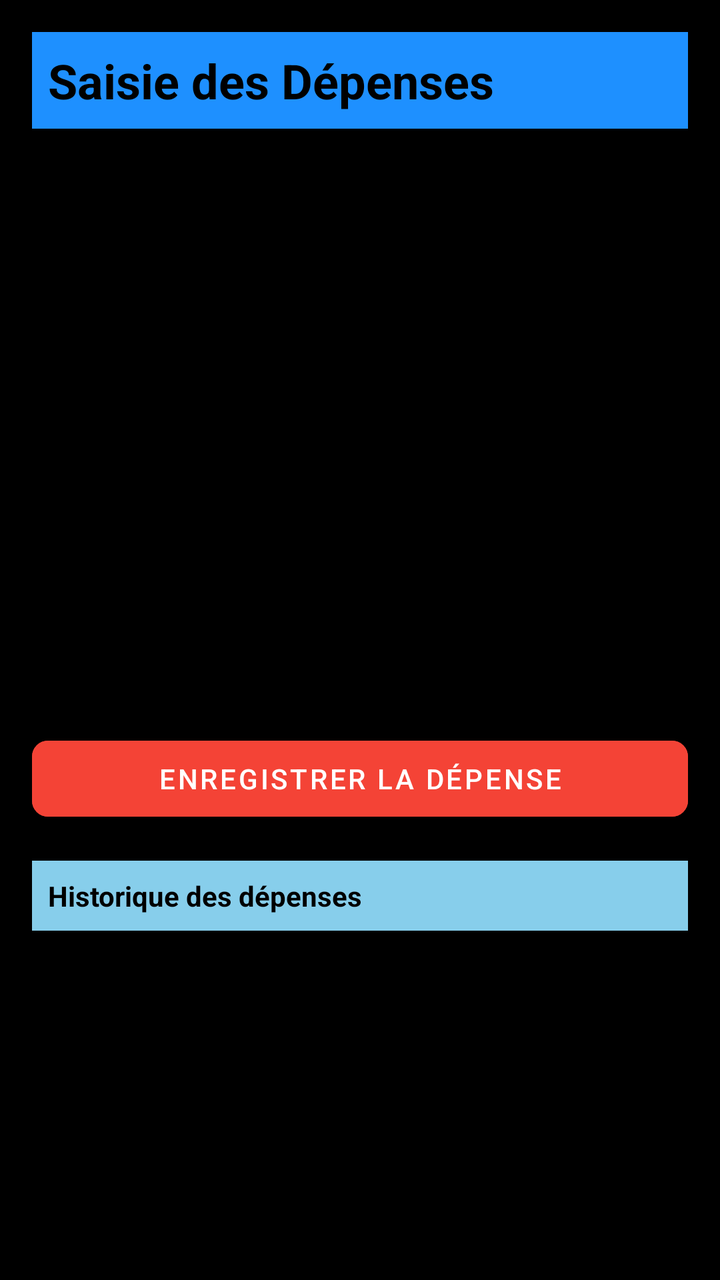
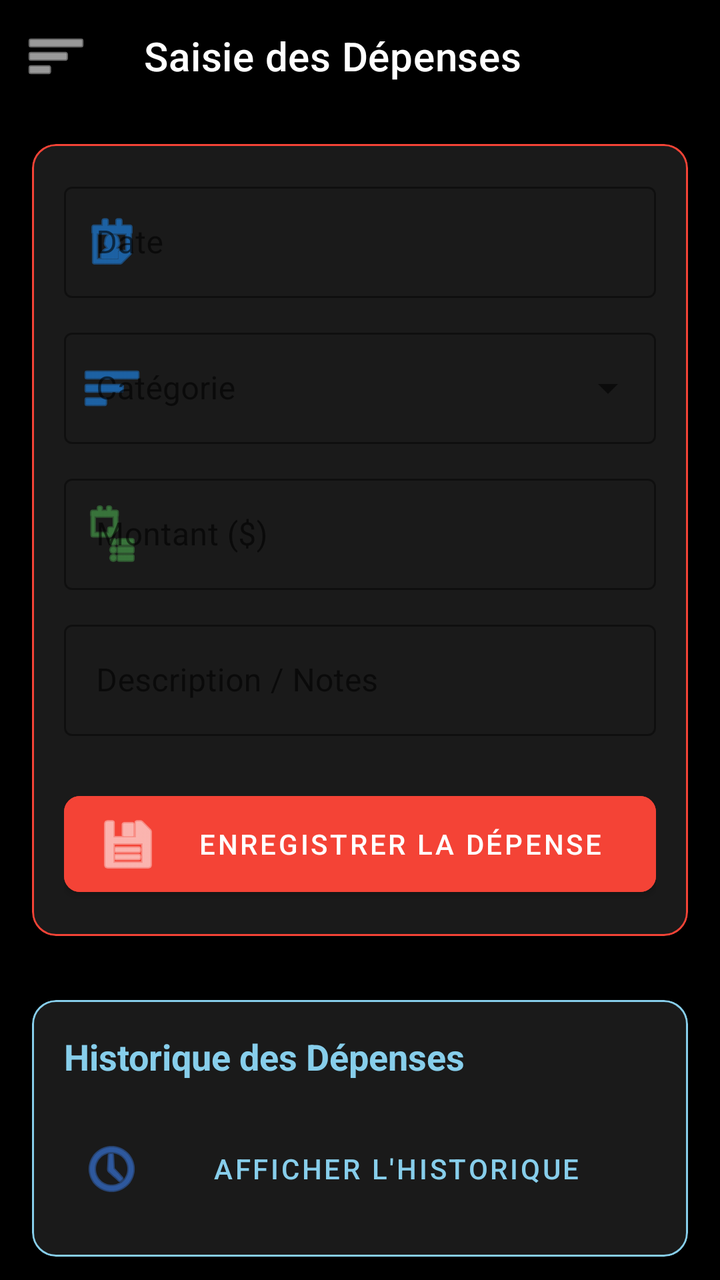

The first picture is an Android layout as it rendered before a commit; the second is the same layout after the commit. The layout source and the unified diff follow.
<!-- AndroidManifest.xml: application theme Theme.Poulailler_copilot -->
<!-- res/layout/activity_expenses.xml -->
<?xml version="1.0" encoding="utf-8"?>
<LinearLayout xmlns:android="http://schemas.android.com/apk/res/android"
    xmlns:app="http://schemas.android.com/apk/res-auto"
    android:layout_width="match_parent"
    android:layout_height="match_parent"
    android:orientation="vertical"
    android:padding="16dp">

    <TextView
        android:layout_width="match_parent"
        android:layout_height="wrap_content"
        android:text="Saisie des Dépenses"
        android:textSize="24sp"
        android:textStyle="bold"
        android:textColor="#000000"
        android:background="#1E90FF"
        android:padding="8dp"
        android:layout_marginBottom="16dp"/>

    <com.google.android.material.textfield.TextInputLayout
        android:id="@+id/tilDate"
        android:layout_width="match_parent"
        android:layout_height="wrap_content"
        android:hint="Date"
        style="@style/Widget.MaterialComponents.TextInputLayout.OutlinedBox"
        android:layout_marginBottom="8dp">
        <com.google.android.material.textfield.TextInputEditText
            android:id="@+id/etExpenseDate"
            android:layout_width="match_parent"
            android:layout_height="wrap_content"
            android:focusable="false"
            android:clickable="true" />
    </com.google.android.material.textfield.TextInputLayout>

    <com.google.android.material.textfield.TextInputLayout
        android:layout_width="match_parent"
        android:layout_height="wrap_content"
        android:hint="Catégorie"
        style="@style/Widget.MaterialComponents.TextInputLayout.OutlinedBox.ExposedDropdownMenu"
        android:layout_marginBottom="8dp">
        <AutoCompleteTextView
            android:id="@+id/autoCompleteCategory"
            android:layout_width="match_parent"
            android:layout_height="wrap_content"
            android:inputType="none" />
    </com.google.android.material.textfield.TextInputLayout>

    <com.google.android.material.textfield.TextInputLayout
        android:id="@+id/tilQuantityKg"
        android:layout_width="match_parent"
        android:layout_height="wrap_content"
        android:hint="Quantité (kg)"
        style="@style/Widget.MaterialComponents.TextInputLayout.OutlinedBox"
        android:layout_marginBottom="8dp"
        android:visibility="gone">
        <com.google.android.material.textfield.TextInputEditText
            android:id="@+id/etQuantityKg"
            android:layout_width="match_parent"
            android:layout_height="wrap_content"
            android:inputType="numberDecimal" />
    </com.google.android.material.textfield.TextInputLayout>

    <com.google.android.material.textfield.TextInputLayout
        android:layout_width="match_parent"
        android:layout_height="wrap_content"
        android:hint="Montant ($)"
        style="@style/Widget.MaterialComponents.TextInputLayout.OutlinedBox"
        android:layout_marginBottom="8dp">
        <com.google.android.material.textfield.TextInputEditText
            android:id="@+id/etAmount"
            android:layout_width="match_parent"
            android:layout_height="wrap_content"
            android:inputType="numberDecimal" />
    </com.google.android.material.textfield.TextInputLayout>

    <com.google.android.material.textfield.TextInputLayout
        android:layout_width="match_parent"
        android:layout_height="wrap_content"
        android:hint="Description / Notes"
        style="@style/Widget.MaterialComponents.TextInputLayout.OutlinedBox"
        android:layout_marginBottom="16dp">
        <com.google.android.material.textfield.TextInputEditText
            android:id="@+id/etDescription"
            android:layout_width="match_parent"
            android:layout_height="wrap_content"
            android:inputType="textLongMessage" />
    </com.google.android.material.textfield.TextInputLayout>

    <com.google.android.material.button.MaterialButton
        android:id="@+id/btnSaveExpense"
        android:layout_width="match_parent"
        android:layout_height="50dp"
        android:text="ENREGISTRER LA DÉPENSE"
        android:backgroundTint="#F44336"
        app:cornerRadius="8dp" />

    <TextView
        android:layout_width="match_parent"
        android:layout_height="wrap_content"
        android:text="Historique des dépenses"
        android:textStyle="bold"
        android:background="#87CEEB"
        android:textColor="#000000"
        android:padding="8dp"
        android:layout_marginTop="16dp"
        android:layout_marginBottom="4dp"/>

    <ListView
        android:id="@+id/lvExpenses"
        android:layout_width="match_parent"
        android:layout_height="0dp"
        android:layout_weight="1" />

</LinearLayout>
<!-- resources referenced by this layout -->
<resources>
  <style name="Theme.Poulailler_copilot" parent="Theme.MaterialComponents.DayNight.NoActionBar">
          
          <item name="colorPrimary">@color/purple_500</item>
          <item name="colorPrimaryVariant">@color/purple_700</item>
          <item name="colorOnPrimary">@color/white</item>
          
          <item name="colorSecondary">@color/teal_200</item>
          <item name="colorSecondaryVariant">@color/teal_700</item>
          <item name="colorOnSecondary">@color/black</item>
  
          
          <item name="android:windowBackground">@color/black</item>
  
          
          <item name="android:statusBarColor">?attr/colorPrimaryVariant</item>
      </style>
  <color name="purple_500">#FF6200EE</color>
  <color name="purple_700">#FF3700B3</color>
  <color name="white">#FFFFFFFF</color>
  <color name="teal_200">#FF03DAC5</color>
  <color name="teal_700">#FF018786</color>
  <color name="black">#FF000000</color>
</resources>

<!-- the commit's change to res/layout/activity_expenses.xml (unified diff, before → after) -->
@@ -1,114 +1,244 @@
+<?xml version="1.0" encoding="utf-8"?>
+<androidx.drawerlayout.widget.DrawerLayout xmlns:android="http://schemas.android.com/apk/res/android"
+    xmlns:app="http://schemas.android.com/apk/res-auto"
+    android:id="@+id/drawerLayout"
+    android:layout_width="match_parent"
+    android:layout_height="match_parent"
+    android:background="@color/black">
+
+    <androidx.coordinatorlayout.widget.CoordinatorLayout
+        android:layout_width="match_parent"
+        android:layout_height="match_parent">
+
+        <com.google.android.material.appbar.AppBarLayout
+            android:layout_width="match_parent"
+            android:layout_height="wrap_content"
+            android:background="@color/black">
+            <com.google.android.material.appbar.MaterialToolbar
+                android:id="@+id/toolbar"
+                android:layout_width="match_parent"
+                android:layout_height="?attr/actionBarSize"
+                app:title="Saisie des Dépenses"
+                app:titleTextColor="@color/white"
+                app:navigationIcon="@android:drawable/ic_menu_sort_by_size"
+                app:navigationIconTint="@color/white" />
+        </com.google.android.material.appbar.AppBarLayout>
+
+        <ScrollView
+            android:layout_width="match_parent"
+            android:layout_height="match_parent"
+            app:layout_behavior="@string/appbar_scrolling_view_behavior">
+
+            <LinearLayout
+                android:layout_width="match_parent"
+                android:layout_height="wrap_content"
+                android:orientation="vertical"
+                android:padding="16dp">
+
+                <com.google.android.material.card.MaterialCardView
+                    android:layout_width="match_parent"
+                    android:layout_height="wrap_content"
+                    app:cardBackgroundColor="#1A1A1A"
+                    app:cardCornerRadius="12dp"
+                    app:strokeColor="#F44336"
+                    app:strokeWidth="1dp">
+
+                    <LinearLayout
+                        android:layout_width="match_parent"
+                        android:layout_height="wrap_content"
+                        android:orientation="vertical"
+                        android:padding="16dp">
+
+                        <com.google.android.material.textfield.TextInputLayout
+                            android:id="@+id/tilDate"
+                            android:layout_width="match_parent"
+                            android:layout_height="wrap_content"
+                            android:hint="Date"
+                            style="@style/Widget.MaterialComponents.TextInputLayout.OutlinedBox"
+                            android:layout_marginBottom="12dp"
+                            app:hintTextColor="#B0B0B0"
+                            app:boxStrokeColor="#1E90FF"
+                            app:startIconDrawable="@android:drawable/ic_menu_my_calendar"
+                            app:startIconTint="#1E90FF">
+                            <com.google.android.material.textfield.TextInputEditText
+                                android:id="@+id/etExpenseDate"
+                                android:layout_width="match_parent"
+                                android:layout_height="wrap_content"
+                                android:focusable="false"
+                                android:clickable="true"
+                                android:textColor="@color/white" />
+                        </com.google.android.material.textfield.TextInputLayout>
+
+                        <com.google.android.material.textfield.TextInputLayout
+                            android:layout_width="match_parent"
+                            android:layout_height="wrap_content"
+                            android:hint="Catégorie"
+                            style="@style/Widget.MaterialComponents.TextInputLayout.OutlinedBox.ExposedDropdownMenu"
+                            android:layout_marginBottom="12dp"
+                            app:hintTextColor="#B0B0B0"
+                            app:boxStrokeColor="#1E90FF"
+                            app:startIconDrawable="@android:drawable/ic_menu_sort_by_size"
+                            app:startIconTint="#1E90FF">
+                            <AutoCompleteTextView
+                                android:id="@+id/autoCompleteCategory"
+                                android:layout_width="match_parent"
+                                android:layout_height="wrap_content"
+                                android:inputType="none"
+                                android:textColor="@color/white" />
+                        </com.google.android.material.textfield.TextInputLayout>
+
+                        <com.google.android.material.textfield.TextInputLayout
+                            android:id="@+id/tilQuantityKg"
+                            android:layout_width="match_parent"
+                            android:layout_height="wrap_content"
+                            android:hint="Quantité (kg)"
+                            style="@style/Widget.MaterialComponents.TextInputLayout.OutlinedBox"
+                            android:layout_marginBottom="12dp"
+                            android:visibility="gone"
+                            app:hintTextColor="#B0B0B0"
+                            app:boxStrokeColor="#1E90FF">
+                            <com.google.android.material.textfield.TextInputEditText
+                                android:id="@+id/etQuantityKg"
+                                android:layout_width="match_parent"
+                                android:layout_height="wrap_content"
+                                android:inputType="numberDecimal"
+                                android:textColor="@color/white" />
+                        </com.google.android.material.textfield.TextInputLayout>
+
+                        <com.google.android.material.textfield.TextInputLayout
+                            android:id="@+id/tilAmount"
+                            android:layout_width="match_parent"
+                            android:layout_height="wrap_content"
+                            android:hint="Montant ($)"
+                            style="@style/Widget.MaterialComponents.TextInputLayout.OutlinedBox"
+                            android:layout_marginBottom="12dp"
+                            app:hintTextColor="#B0B0B0"
+                            app:boxStrokeColor="#1E90FF"
+                            app:startIconDrawable="@android:drawable/ic_menu_agenda"
+                            app:startIconTint="#4CAF50">
+                            <com.google.android.material.textfield.TextInputEditText
+                                android:id="@+id/etAmount"
+                                android:layout_width="match_parent"
+                                android:layout_height="wrap_content"
+                                android:inputType="numberDecimal"
+                                android:textColor="@color/white" />
+                        </com.google.android.material.textfield.TextInputLayout>
+
+                        <com.google.android.material.textfield.TextInputLayout
+                            android:layout_width="match_parent"
+                            android:layout_height="wrap_content"
+                            android:hint="Description / Notes"
+                            style="@style/Widget.MaterialComponents.TextInputLayout.OutlinedBox"
+                            android:layout_marginBottom="24dp"
+                            app:hintTextColor="#B0B0B0"
+                            app:boxStrokeColor="#1E90FF">
+                            <com.google.android.material.textfield.TextInputEditText
+                                android:id="@+id/etDescription"
+                                android:layout_width="match_parent"
+                                android:layout_height="wrap_content"
+                                android:inputType="textLongMessage"
+                                android:textColor="@color/white" />
+                        </com.google.android.material.textfield.TextInputLayout>
+
+                        <com.google.android.material.button.MaterialButton
+                            android:id="@+id/btnSaveExpense"
+                            android:layout_width="match_parent"
+                            android:layout_height="60dp"
+                            android:text="ENREGISTRER LA DÉPENSE"
+                            android:backgroundTint="#F44336"
+                            app:cornerRadius="8dp"
+                            app:icon="@android:drawable/ic_menu_save" />
+                    </LinearLayout>
+                </com.google.android.material.card.MaterialCardView>
+
+                
+                <com.google.android.material.card.MaterialCardView
+                    android:layout_width="match_parent"
+                    android:layout_height="wrap_content"
+                    android:layout_marginTop="32dp"
+                    app:cardBackgroundColor="#1A1A1A"
+                    app:cardCornerRadius="12dp"
+                    app:strokeColor="#87CEEB"
+                    app:strokeWidth="1dp">
+
+                    <LinearLayout
+                        android:layout_width="match_parent"
+                        android:layout_height="wrap_content"
+                        android:orientation="vertical"
+                        android:padding="16dp">
+
+                        <TextView
+                            android:layout_width="match_parent"
+                            android:layout_height="wrap_content"
+                            android:text="Historique des Dépenses"
+                            android:textSize="18sp"
+                            android:textStyle="bold"
+                            android:textColor="#87CEEB"
+                            android:layout_marginBottom="16dp"/>
+
+                        <com.google.android.material.button.MaterialButton
+                            android:id="@+id/btnViewExpenseHistory"
+                            android:layout_width="match_parent"
+                            android:layout_height="56dp"
+                            android:text="AFFICHER L'HISTORIQUE"
+                            app:cornerRadius="8dp"
+                            app:icon="@android:drawable/ic_menu_recent_history"
+                            style="@style/Widget.MaterialComponents.Button.TextButton"
+                            android:textColor="#87CEEB"/>
+                    </LinearLayout>
+                </com.google.android.material.card.MaterialCardView>
+
+                
+                <ListView android:id="@+id/lvExpenses" android:layout_width="0dp" android:layout_height="0dp" android:visibility="gone"/>
+
+            </LinearLayout>
+        </ScrollView>
+    </androidx.coordinatorlayout.widget.CoordinatorLayout>
+
+    <com.google.android.material.navigation.NavigationView
+        android:id="@+id/navigationView"
+        android:layout_width="wrap_content"
+        android:layout_height="match_parent"
+        android:layout_gravity="start"
+        app:headerLayout="@layout/nav_header"
+        app:itemIconTint="@color/accent_blue"
+        app:itemTextColor="@color/white"
+        app:menu="@menu/drawer_menu" />
+
+</androidx.drawerlayout.widget.DrawerLayout>
+<!-- res/layout/nav_header.xml (included above) -->
 <?xml version="1.0" encoding="utf-8"?>
 <LinearLayout xmlns:android="http://schemas.android.com/apk/res/android"
-    xmlns:app="http://schemas.android.com/apk/res-auto"
     android:layout_width="match_parent"
-    android:layout_height="match_parent"
+    android:layout_height="180dp"
+    android:background="#FFB300"
+    android:gravity="bottom"
     android:orientation="vertical"
-    android:padding="16dp">
+    android:padding="16dp"
+    android:theme="@style/ThemeOverlay.AppCompat.Dark">
+
+    <ImageView
+        android:layout_width="64dp"
+        android:layout_height="64dp"
+        android:src="@drawable/poule_pondeuse"
+        android:scaleType="centerCrop"
+        android:contentDescription="Photo de profil" />
 
     <TextView
+        android:id="@+id/tvUsername"
         android:layout_width="match_parent"
         android:layout_height="wrap_content"
-        android:text="Saisie des Dépenses"
-        android:textSize="24sp"
-        android:textStyle="bold"
-        android:textColor="#000000"
-        android:background="#1E90FF"
-        android:padding="8dp"
-        android:layout_marginBottom="16dp"/>
-
-    <com.google.android.material.textfield.TextInputLayout
-        android:id="@+id/tilDate"
-        android:layout_width="match_parent"
+        android:paddingTop="8dp"
+        android:text="Chargement..."
+        android:textAppearance="@style/TextAppearance.AppCompat.Body1"
+        android:textSize="18sp"
+        android:textStyle="bold" />
+
+    <TextView
+        android:id="@+id/tvUserRole"
+        android:layout_width="wrap_content"
         android:layout_height="wrap_content"
-        android:hint="Date"
-        style="@style/Widget.MaterialComponents.TextInputLayout.OutlinedBox"
-        android:layout_marginBottom="8dp">
-        <com.google.android.material.textfield.TextInputEditText
-            android:id="@+id/etExpenseDate"
-            android:layout_width="match_parent"
-            android:layout_height="wrap_content"
-            android:focusable="false"
-            android:clickable="true" />
-    </com.google.android.material.textfield.TextInputLayout>
-
-    <com.google.android.material.textfield.TextInputLayout
-        android:layout_width="match_parent"
-        android:layout_height="wrap_content"
-        android:hint="Catégorie"
-        style="@style/Widget.MaterialComponents.TextInputLayout.OutlinedBox.ExposedDropdownMenu"
-        android:layout_marginBottom="8dp">
-        <AutoCompleteTextView
-            android:id="@+id/autoCompleteCategory"
-            android:layout_width="match_parent"
-            android:layout_height="wrap_content"
-            android:inputType="none" />
-    </com.google.android.material.textfield.TextInputLayout>
-
-    <com.google.android.material.textfield.TextInputLayout
-        android:id="@+id/tilQuantityKg"
-        android:layout_width="match_parent"
-        android:layout_height="wrap_content"
-        android:hint="Quantité (kg)"
-        style="@style/Widget.MaterialComponents.TextInputLayout.OutlinedBox"
-        android:layout_marginBottom="8dp"
-        android:visibility="gone">
-        <com.google.android.material.textfield.TextInputEditText
-            android:id="@+id/etQuantityKg"
-            android:layout_width="match_parent"
-            android:layout_height="wrap_content"
-            android:inputType="numberDecimal" />
-    </com.google.android.material.textfield.TextInputLayout>
-
-    <com.google.android.material.textfield.TextInputLayout
-        android:layout_width="match_parent"
-        android:layout_height="wrap_content"
-        android:hint="Montant ($)"
-        style="@style/Widget.MaterialComponents.TextInputLayout.OutlinedBox"
-        android:layout_marginBottom="8dp">
-        <com.google.android.material.textfield.TextInputEditText
-            android:id="@+id/etAmount"
-            android:layout_width="match_parent"
-            android:layout_height="wrap_content"
-            android:inputType="numberDecimal" />
-    </com.google.android.material.textfield.TextInputLayout>
-
-    <com.google.android.material.textfield.TextInputLayout
-        android:layout_width="match_parent"
-        android:layout_height="wrap_content"
-        android:hint="Description / Notes"
-        style="@style/Widget.MaterialComponents.TextInputLayout.OutlinedBox"
-        android:layout_marginBottom="16dp">
-        <com.google.android.material.textfield.TextInputEditText
-            android:id="@+id/etDescription"
-            android:layout_width="match_parent"
-            android:layout_height="wrap_content"
-            android:inputType="textLongMessage" />
-    </com.google.android.material.textfield.TextInputLayout>
-
-    <com.google.android.material.button.MaterialButton
-        android:id="@+id/btnSaveExpense"
-        android:layout_width="match_parent"
-        android:layout_height="50dp"
-        android:text="ENREGISTRER LA DÉPENSE"
-        android:backgroundTint="#F44336"
-        app:cornerRadius="8dp" />
-
-    <TextView
-        android:layout_width="match_parent"
-        android:layout_height="wrap_content"
-        android:text="Historique des dépenses"
-        android:textStyle="bold"
-        android:background="#87CEEB"
-        android:textColor="#000000"
-        android:padding="8dp"
-        android:layout_marginTop="16dp"
-        android:layout_marginBottom="4dp"/>
-
-    <ListView
-        android:id="@+id/lvExpenses"
-        android:layout_width="match_parent"
-        android:layout_height="0dp"
-        android:layout_weight="1" />
-
+        android:text="Rôle"
+        android:alpha="0.8"
+        android:textSize="14sp" />
 </LinearLayout>
<!-- resource entries referenced after the edit -->
@@ -1,26 +1,46 @@
 <!-- resources referenced by this layout -->
 <resources>
+  <color name="accent_blue">#60A5FA</color>
   <style name="Theme.Poulailler_copilot" parent="Theme.MaterialComponents.DayNight.NoActionBar">
           
-          <item name="colorPrimary">@color/purple_500</item>
-          <item name="colorPrimaryVariant">@color/purple_700</item>
+          <item name="colorPrimary">@color/primary</item>
+          <item name="colorPrimaryVariant">@color/primary_variant</item>
           <item name="colorOnPrimary">@color/white</item>
-          
-          <item name="colorSecondary">@color/teal_200</item>
-          <item name="colorSecondaryVariant">@color/teal_700</item>
-          <item name="colorOnSecondary">@color/black</item>
   
           
-          <item name="android:windowBackground">@color/black</item>
+          <item name="colorSecondary">@color/secondary</item>
+          <item name="colorSecondaryVariant">@color/secondary_variant</item>
+          <item name="colorOnSecondary">@color/white</item>
+  
+          
+          <item name="android:windowBackground">@color/background</item>
+          <item name="backgroundColor">@color/background</item>
   
           
           <item name="android:statusBarColor">?attr/colorPrimaryVariant</item>
+  
+          
+          <item name="materialCardViewStyle">@style/Widget.App.CardView</item>
+          <item name="shapeAppearanceLargeComponent">@style/ShapeAppearance.App.LargeComponent</item>
       </style>
-  <color name="purple_500">#FF6200EE</color>
-  <color name="purple_700">#FF3700B3</color>
+  <color name="primary">#3B82F6</color>
+  <color name="primary_variant">#2563EB</color>
+  <color name="secondary">#10B981</color>
+  <color name="secondary_variant">#059669</color>
+  <color name="background">#000000</color>
+  <style name="Widget.App.CardView" parent="Widget.MaterialComponents.CardView">
+          <item name="cardElevation">2dp</item>
+          <item name="cardCornerRadius">16dp</item>
+          <item name="cardBackgroundColor">@color/surface</item>
+          <item name="strokeWidth">0dp</item>
+      </style>
+  <style name="ShapeAppearance.App.LargeComponent" parent="ShapeAppearance.MaterialComponents.LargeComponent">
+          <item name="cornerFamily">rounded</item>
+          <item name="cornerSize">16dp</item>
+      </style>
+  <color name="surface">#111827</color>
   <color name="white">#FFFFFFFF</color>
-  <color name="teal_200">#FF03DAC5</color>
-  <color name="teal_700">#FF018786</color>
+  <!-- drawable poule_pondeuse: jpg bitmap (drawable, 10631 bytes) -->
   <color name="black">#FF000000</color>
 </resources>
 
